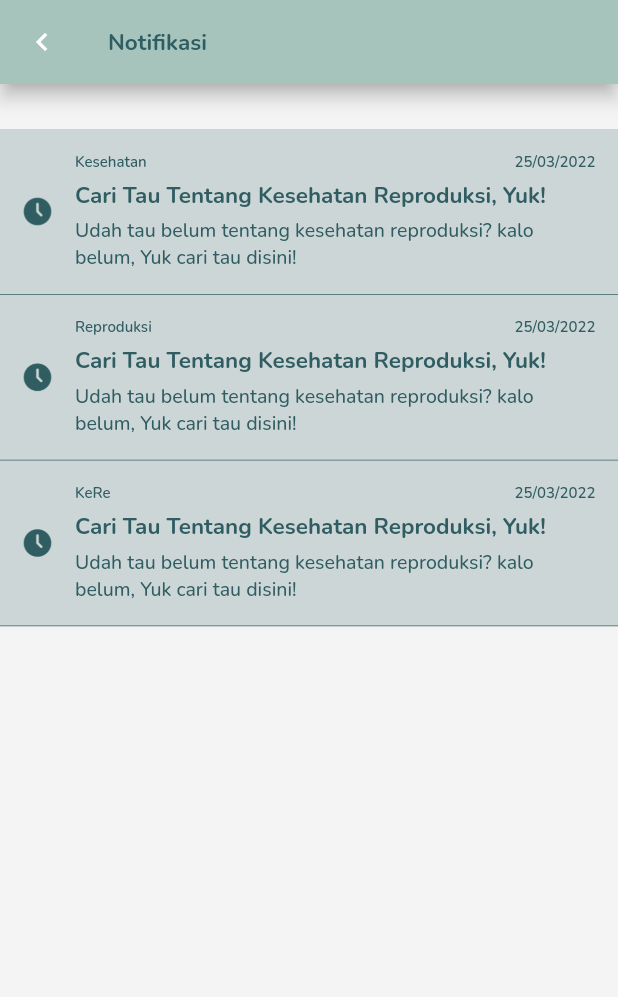
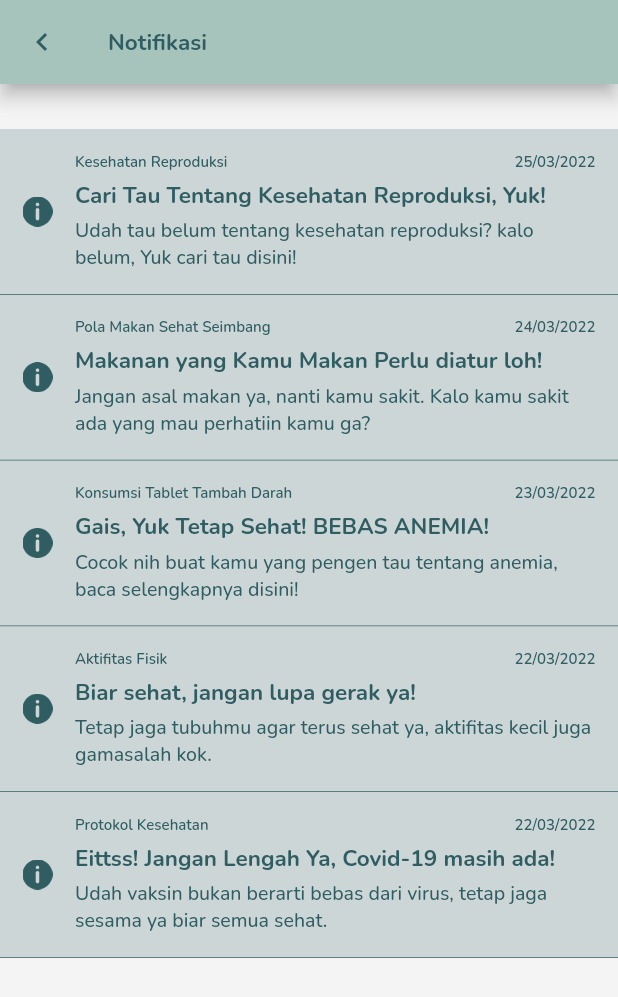
Before and after one commit to zaidtqy/healthy, a Flutter app: the NotificationsPage screen opened by its route, on a phone screen of 412 x 824 dp. Shown: the top 997 px of the screen. Run offline on Flutter 3.47's test engine with Material 2 defaults, Android fonts, the light colour scheme and no system bars; our stand-ins replace animated_text_kit, badges, cloud_firestore, cool_alert, firebase_auth, firebase_core and 3 more; accounts and stored records are empty.

Commit message:
Fixed Notification Page Name

```diff
--- a/lib/models/notification_model.dart
+++ b/lib/models/notification_model.dart
@@ -1,5 +1,5 @@
 // ignore_for_file: public_member_api_docs, sort_constructors_first
-class HistoryReproModel {
+class HistoryNotificationModel {
   final String id;
   final String logo;
   final String type;
@@ -9,7 +9,7 @@
   final String route;
   final bool isRead;
 
-  HistoryReproModel({
+  HistoryNotificationModel({
     required this.id,
     required this.logo,
     required this.type,
@@ -20,7 +20,7 @@
     required this.isRead,
   });
 
-  HistoryReproModel copyWith({
+  HistoryNotificationModel copyWith({
     String? id,
     String? logo,
     String? type,
@@ -30,7 +30,7 @@
     String? route,
     bool? isRead,
   }) {
-    return HistoryReproModel(
+    return HistoryNotificationModel(
       id: id ?? this.id,
       logo: logo ?? this.logo,
       type: type ?? this.type,
@@ -43,38 +43,60 @@
   }
 }
 
-List<HistoryReproModel> mockHistoryReproModel = [
-  HistoryReproModel(
+List<HistoryNotificationModel> mockHistoryNotificationModel = [
+  HistoryNotificationModel(
     id: 'ghsyej1239',
-    logo: "assets/clock.png",
-    type: "Kesehatan",
+    logo: "assets/information.png",
+    type: "Kesehatan Reproduksi",
     date: "25/03/2022",
     title: "Cari Tau Tentang Kesehatan Reproduksi, Yuk!",
     content:
         "Udah tau belum tentang kesehatan reproduksi? kalo belum, Yuk cari tau disini!",
-    route: "",
+    route: "notif-repro",
     isRead: false,
   ),
-  HistoryReproModel(
+  HistoryNotificationModel(
     id: 'koensah68930',
-    logo: "assets/clock.png",
-    type: "Reproduksi",
-    date: "25/03/2022",
-    title: "Cari Tau Tentang Kesehatan Reproduksi, Yuk!",
+    logo: "assets/information.png",
+    type: "Pola Makan Sehat Seimbang",
+    date: "24/03/2022",
+    title: "Makanan yang Kamu Makan Perlu diatur loh!",
     content:
-        "Udah tau belum tentang kesehatan reproduksi? kalo belum, Yuk cari tau disini!",
-    route: "",
+        "Jangan asal makan ya, nanti kamu sakit. Kalo kamu sakit ada yang mau perhatiin kamu ga?",
+    route: "notif-food",
     isRead: false,
   ),
-  HistoryReproModel(
-    id: 'kjljas80816490',
-    logo: "assets/clock.png",
-    type: "KeRe",
-    date: "25/03/2022",
-    title: "Cari Tau Tentang Kesehatan Reproduksi, Yuk!",
+  HistoryNotificationModel(
+    id: 'asdasdas78',
+    logo: "assets/information.png",
+    type: "Konsumsi Tablet Tambah Darah",
+    date: "23/03/2022",
+    title: "Gais, Yuk Tetap Sehat! BEBAS ANEMIA!",
     content:
-        "Udah tau belum tentang kesehatan reproduksi? kalo belum, Yuk cari tau disini!",
-    route: "",
+        "Cocok nih buat kamu yang pengen tau tentang anemia, baca selengkapnya disini!",
+    route: "notif-tablets",
     isRead: false,
   ),
+  HistoryNotificationModel(
+    id: 'asdas1211',
+    logo: "assets/information.png",
+    type: "Aktifitas Fisik",
+    date: "22/03/2022",
+    title: "Biar sehat, jangan lupa gerak ya!",
+    content:
+        "Tetap jaga tubuhmu agar terus sehat ya, aktifitas kecil juga gamasalah kok.",
+    route: "notif-activity",
+    isRead: false,
+  ),
+  HistoryNotificationModel(
+    id: 'kjhkhka1238',
+    logo: "assets/information.png",
+    type: "Protokol Kesehatan",
+    date: "22/03/2022",
+    title: "Eittss! Jangan Lengah Ya, Covid-19 masih ada!",
+    content:
+        "Udah vaksin bukan berarti bebas dari virus, tetap jaga sesama ya biar semua sehat.",
+    route: "notif-prokes",
+    isRead: false,
+  )
 ];
--- a/lib/pages/home_page.dart
+++ b/lib/pages/home_page.dart
@@ -1718,12 +1718,13 @@
           actions: [
             IconButton(
               onPressed: () async {
-                final List<HistoryReproModel>? result =
+                final List<HistoryNotificationModel>? result =
                     await Navigator.of(context).pushNamed('/notifications-page')
-                        as List<HistoryReproModel>;
+                        as List<HistoryNotificationModel>;
 
                 setState(() {
-                  mockHistoryReproModel = result ?? mockHistoryReproModel;
+                  mockHistoryNotificationModel =
+                      result ?? mockHistoryNotificationModel;
                 });
               },
               padding: const EdgeInsets.only(right: 25),
@@ -1731,7 +1732,7 @@
                 badgeContent: Align(
                   alignment: Alignment.topRight,
                   child: Text(
-                    mockHistoryReproModel
+                    mockHistoryNotificationModel
                         .where((e) => e.isRead == false)
                         .length
                         .toString(),
--- a/lib/pages/notifications_page.dart
+++ b/lib/pages/notifications_page.dart
@@ -13,7 +13,7 @@
 class _NotificationsPageState extends State<NotificationsPage> {
   @override
   Widget build(BuildContext context) {
-    Widget notification({required HistoryReproModel listModel}) {
+    Widget notification({required HistoryNotificationModel listModel}) {
       return GestureDetector(
         onTap: () {
           setState(() {
@@ -464,26 +464,29 @@
         ),
         elevation: 5,
         leading: IconButton(
-          onPressed: () => Navigator.of(context).pop(mockHistoryReproModel),
+          onPressed: () =>
+              Navigator.of(context).pop(mockHistoryNotificationModel),
           icon: const Icon(Icons.chevron_left),
+          color: primaryColor,
         ),
       ),
       body: Container(
-        child: (mockHistoryReproModel.isNotEmpty)
+        child: (mockHistoryNotificationModel.isNotEmpty)
             ? ListView.builder(
                 padding: const EdgeInsets.only(top: 30),
-                itemCount: mockHistoryReproModel.length,
+                itemCount: mockHistoryNotificationModel.length,
                 itemBuilder: (context, index) {
                   return GestureDetector(
                     onTap: () {
-                      if (mockHistoryReproModel[index].isRead == false) {
-                        final newIndex = mockHistoryReproModel.indexWhere(
-                          (e) => e.id == mockHistoryReproModel[index].id,
+                      if (mockHistoryNotificationModel[index].isRead == false) {
+                        final newIndex =
+                            mockHistoryNotificationModel.indexWhere(
+                          (e) => e.id == mockHistoryNotificationModel[index].id,
                         );
 
                         setState(() {
-                          mockHistoryReproModel[newIndex] =
-                              mockHistoryReproModel[newIndex]
+                          mockHistoryNotificationModel[newIndex] =
+                              mockHistoryNotificationModel[newIndex]
                                   .copyWith(isRead: true);
                         });
                       }
@@ -492,7 +495,7 @@
                     },
                     child: Container(
                       decoration: BoxDecoration(
-                        color: (mockHistoryReproModel[index].isRead)
+                        color: (mockHistoryNotificationModel[index].isRead)
                             ? backgroundColor
                             : primaryColor.withOpacity(0.2),
                         border: Border(
@@ -513,7 +516,7 @@
                               child: Column(
                                 children: [
                                   Image.asset(
-                                    mockHistoryReproModel[index].logo,
+                                    mockHistoryNotificationModel[index].logo,
                                     width: 20,
                                   ),
                                 ],
@@ -526,7 +529,8 @@
                                   Row(
                                     children: [
                                       Text(
-                                        mockHistoryReproModel[index].type,
+                                        mockHistoryNotificationModel[index]
+                                            .type,
                                         style: primaryTextStyle.copyWith(
                                           fontSize: 10,
                                           fontWeight: semibold,
@@ -534,7 +538,8 @@
                                       ),
                                       const Spacer(),
                                       Text(
-                                        mockHistoryReproModel[index].date,
+                                        mockHistoryNotificationModel[index]
+                                            .date,
                                         style: primaryTextStyle.copyWith(
                                           fontSize: 10,
                                           fontWeight: semibold,
@@ -546,7 +551,7 @@
                                     height: 5,
                                   ),
                                   Text(
-                                    mockHistoryReproModel[index].title,
+                                    mockHistoryNotificationModel[index].title,
                                     style: primaryTextStyle.copyWith(
                                       fontSize: 15,
                                       fontWeight: bold,
@@ -556,7 +561,7 @@
                                     height: 5,
                                   ),
                                   Text(
-                                    mockHistoryReproModel[index].content,
+                                    mockHistoryNotificationModel[index].content,
                                     style: primaryTextStyle.copyWith(
                                       fontSize: 13,
                                       fontWeight: medium,
```
